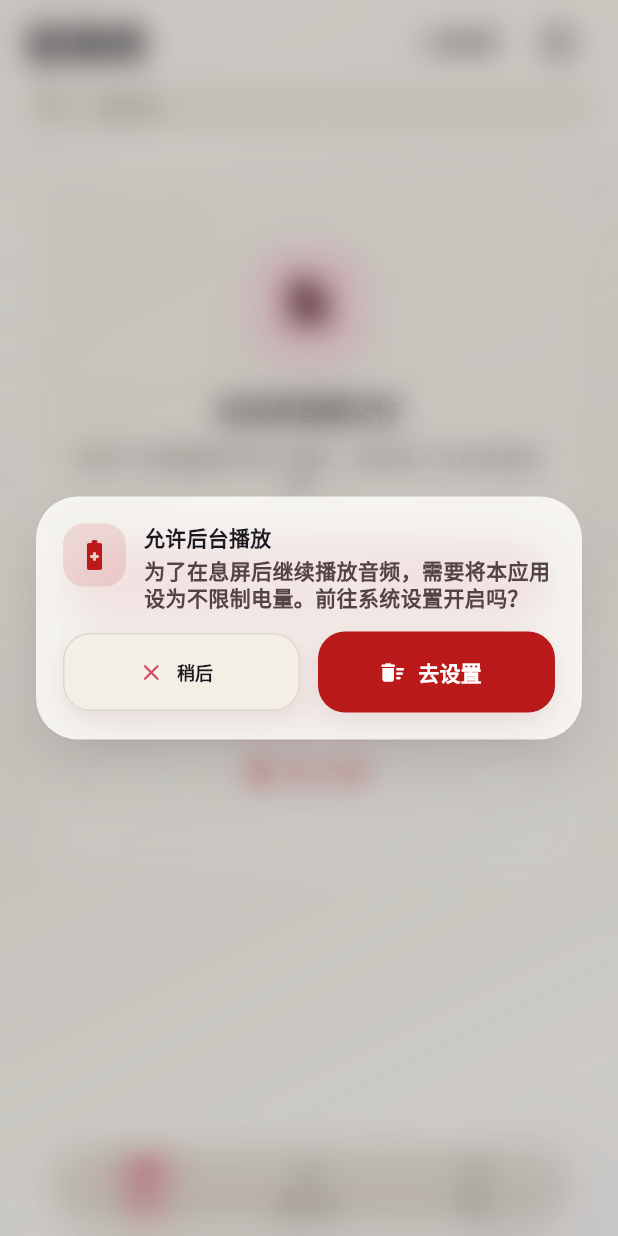
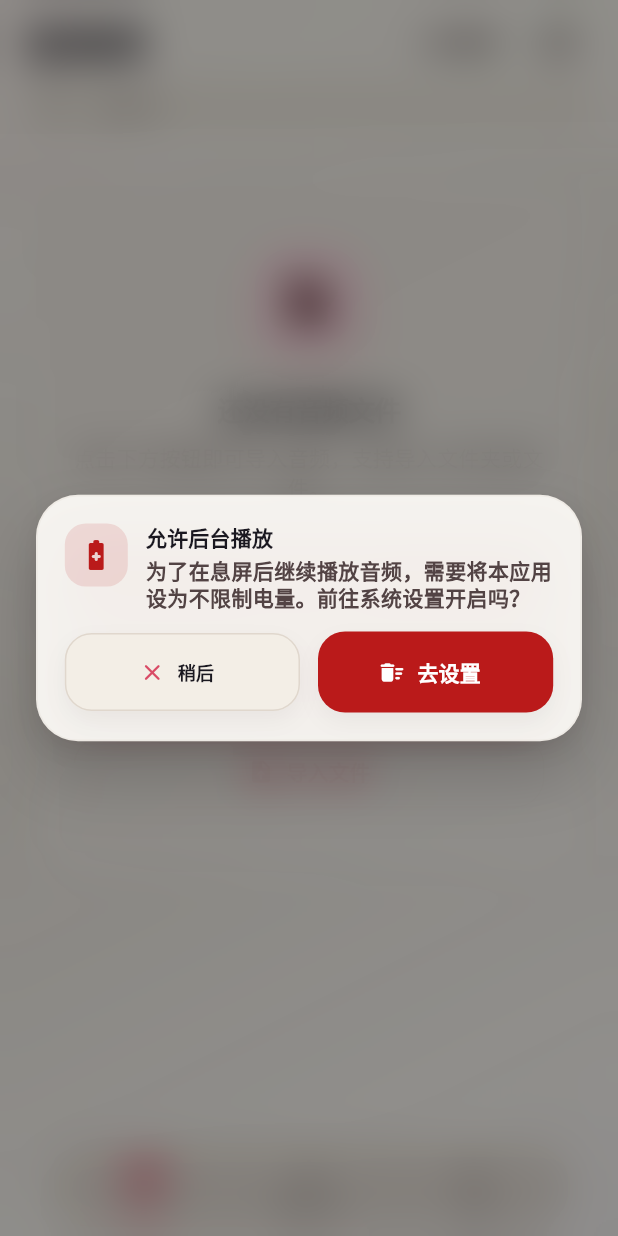
Before and after one commit to NameIess-art/AudioPlayer, a Flutter app: the screen it shows after launch, on a phone screen of 412 x 824 dp. Run offline on Flutter 3.47's test engine with Material 3 defaults, Android fonts, the phone set to English and light mode, and no system bars; our stand-ins replace audio_service, file_picker, flutter_riverpod, google_fonts, just_audio, permission_handler and 2 more; missing offline and left inert: audio_session, ffmpeg_kit_flutter_new_audio; accounts and stored records are empty.

Commit message:
Refine UI aesthetics: optimize dialog hierarchy, feedback colors, and drag-scroll dynamics

```diff
--- a/lib/screens/library_tab.dart
+++ b/lib/screens/library_tab.dart
@@ -367,6 +367,8 @@
       if (!canPullRefresh) return body;
       return RefreshIndicator(
         key: _refreshIndicatorKey,
+        color: Theme.of(context).colorScheme.primary,
+        backgroundColor: Theme.of(context).colorScheme.surfaceContainerHighest,
         onRefresh: () async {
           unawaited(HapticFeedback.mediumImpact());
           await _refreshWatchedFolders();
@@ -432,6 +434,9 @@
                   )
                 : RefreshIndicator(
                     key: _refreshIndicatorKey,
+                    color: Theme.of(context).colorScheme.primary,
+                    backgroundColor:
+                        Theme.of(context).colorScheme.surfaceContainerHighest,
                     onRefresh: () async {
                       unawaited(HapticFeedback.mediumImpact());
                       await _refreshWatchedFolders();
--- a/lib/theme/theme_provider.dart
+++ b/lib/theme/theme_provider.dart
@@ -253,6 +253,19 @@
           fontWeight: FontWeight.w500,
         ),
       ),
+      dialogTheme: DialogThemeData(
+        backgroundColor: scheme.surfaceContainerLow,
+        elevation: 0,
+        shadowColor: scheme.shadow.withValues(alpha: 0.12),
+        surfaceTintColor: Colors.transparent,
+        shape: RoundedRectangleBorder(
+          borderRadius: BorderRadius.circular(28),
+          side: BorderSide(
+            color: scheme.outlineVariant.withValues(alpha: 0.5),
+            width: 1,
+          ),
+        ),
+      ),
     );
   }
 
```
Also changed, not shown: lib/widgets/app_feedback.dart (+27 -10 lines), lib/widgets/confirm_action_dialog.dart (+15 -6 lines).
